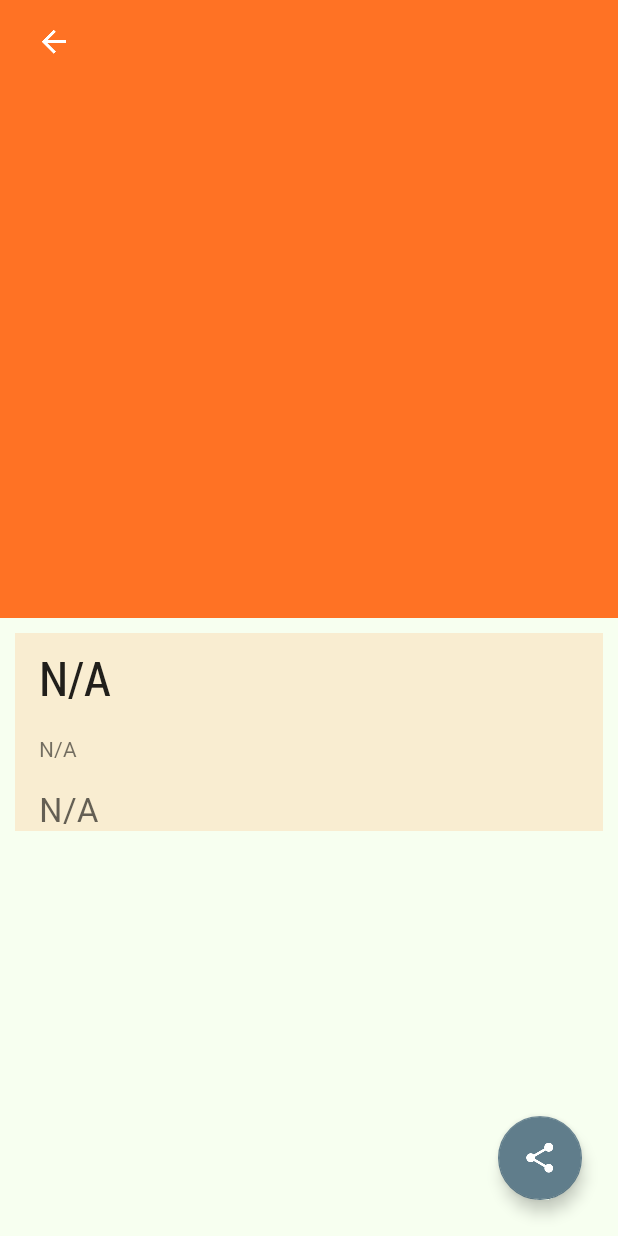
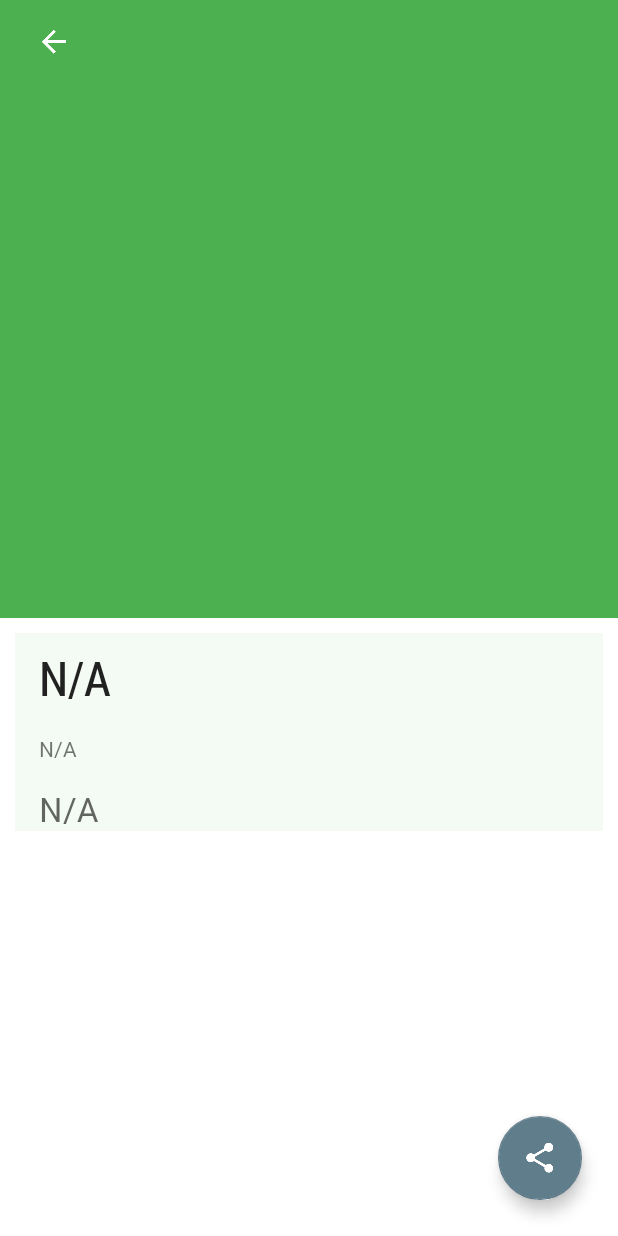
Before and after one commit to raviPradhan/makeappmaterial, an Android app: the fragment DetailFragment shown on its own in the app's theme, on a phone screen of 412 x 824 dp. Run offline under Robolectric (Android 15) with nearby library versions, the phone set to English and light mode, and no system bars; libraries missing offline, so code that uses them is left out: android.support.v7; 1 statement that could not run was skipped.

Commit message:
change in theme

```diff
--- a/app/src/main/java/com/example/xyzreader/ui/DetailFragment.java
+++ b/app/src/main/java/com/example/xyzreader/ui/DetailFragment.java
@@ -104,7 +104,7 @@ public class DetailFragment extends Fragment implements
         Toolbar toolbar = (Toolbar) mRootView.findViewById(R.id.toolbar);
         activity.setSupportActionBar(toolbar);
         View mCustomView = inflater.inflate(R.layout.toolbar, null);
-        mCustomView.findViewById(R.id.imageView1).setOnClickListener(new View.OnClickListener() {
+        mCustomView.findViewById(R.id.iv_toolbar_backArrow).setOnClickListener(new View.OnClickListener() {
             @Override
             public void onClick(View v) {
 
@@ -165,6 +165,7 @@ public class DetailFragment extends Fragment implements
             shareFab.setOnClickListener(new View.OnClickListener() {
                 @Override
                 public void onClick(View v) {
+                    v.animate().rotation(360);
                     Intent sharingIntent = new Intent(Intent.ACTION_SEND);
                     sharingIntent.setType("text/plain");
                     sharingIntent.putExtra(Intent.EXTRA_SUBJECT, title);
--- a/app/src/main/res/layout/activity_main.xml
+++ b/app/src/main/res/layout/activity_main.xml
@@ -12,7 +12,7 @@
             android:id="@+id/main_toolbar"
             android:layout_width="match_parent"
             android:layout_height="112dp"
-            android:background="@color/color_primary_light"
+            android:background="@color/color_primary"
             android:gravity="center"
             android:minHeight="?attr/actionBarSize"
             app:layout_scrollFlags="scroll|enterAlways"
--- a/app/src/main/res/layout/fragment_detail.xml
+++ b/app/src/main/res/layout/fragment_detail.xml
@@ -3,6 +3,7 @@
     android:id="@+id/draw_insets_frame_layout"
     android:layout_width="match_parent"
     android:layout_height="match_parent"
+    android:background="@android:color/white"
     android:fitsSystemWindows="true">
 
     <android.support.design.widget.AppBarLayout
@@ -23,7 +24,7 @@
             <com.example.xyzreader.customwidgets.SquareImageView
                 android:id="@+id/iv_detail_mainImage"
                 android:layout_width="match_parent"
-                android:layout_height="wrap_content"
+                android:layout_height="0dp"
                 android:fitsSystemWindows="true"
                 android:scaleType="centerCrop"
                 app:layout_collapseMode="parallax" />
--- a/app/src/main/res/layout/toolbar.xml
+++ b/app/src/main/res/layout/toolbar.xml
@@ -5,7 +5,7 @@
     android:orientation="horizontal">
 
     <android.support.v7.widget.AppCompatImageView
-        android:id="@+id/imageView1"
+        android:id="@+id/iv_toolbar_backArrow"
         android:layout_width="wrap_content"
         android:layout_height="wrap_content"
         android:layout_marginLeft="8dp"
--- a/app/src/main/res/values/colors.xml
+++ b/app/src/main/res/values/colors.xml
@@ -18,14 +18,13 @@
 <resources>
     <color name="photo_placeholder">#ccc</color>
 
-    <color name="color_primary">#ff7224</color>
-    <color name="color_primary_dark">#c54200</color>
+    <color name="color_primary">#4CAF50</color>
+    <color name="color_primary_dark">#388E3C</color>
     <color name="color_accent">#607D8B</color>
-    <color name="color_secondary">#FF5722</color>
     <color name="color_text_primary">#212121</color>
     <color name="color_text_secondary">#757575</color>
     <color name="divider_color">#BDBDBD</color>
     <color name="window_background">#f7fff0</color>
-    <color name="color_primary_light">#ffa354</color>
-    <color name="transparent_light">#33ffa354</color>
+    <color name="color_primary_light">#C8E6C9</color>
+    <color name="transparent_light">#33C8E6C9</color>
 </resources>
--- a/app/src/main/res/values/styles.xml
+++ b/app/src/main/res/values/styles.xml
@@ -21,7 +21,7 @@
         <item name="colorPrimary">@color/color_primary</item>
         <item name="colorPrimaryDark">@color/color_primary_dark</item>
         <item name="colorAccent">@color/color_accent</item>
-        <item name="android:windowBackground">@color/window_background</item>
+        <item name="android:windowBackground">@color/color_primary_light</item>
     </style>
 
     <!--<style name="Theme.Bacon.Detail">
```
Also changed, not shown: app/src/main/java/com/example/xyzreader/ui/ArticleDetailActivity.java (+8 -11 lines).
